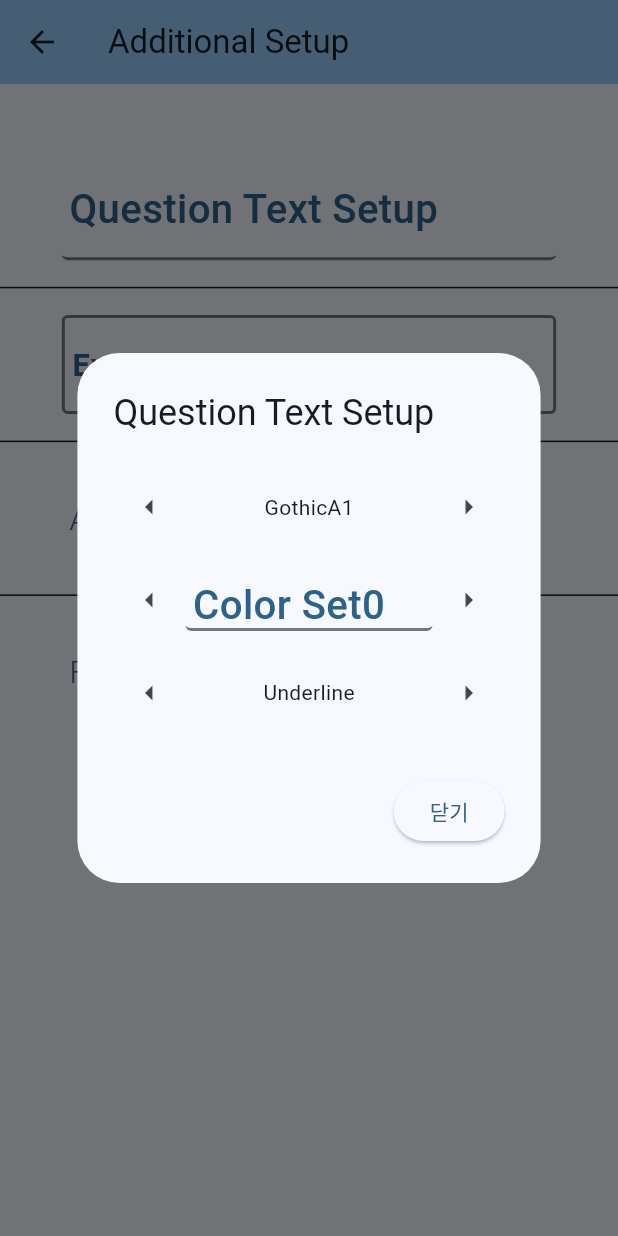
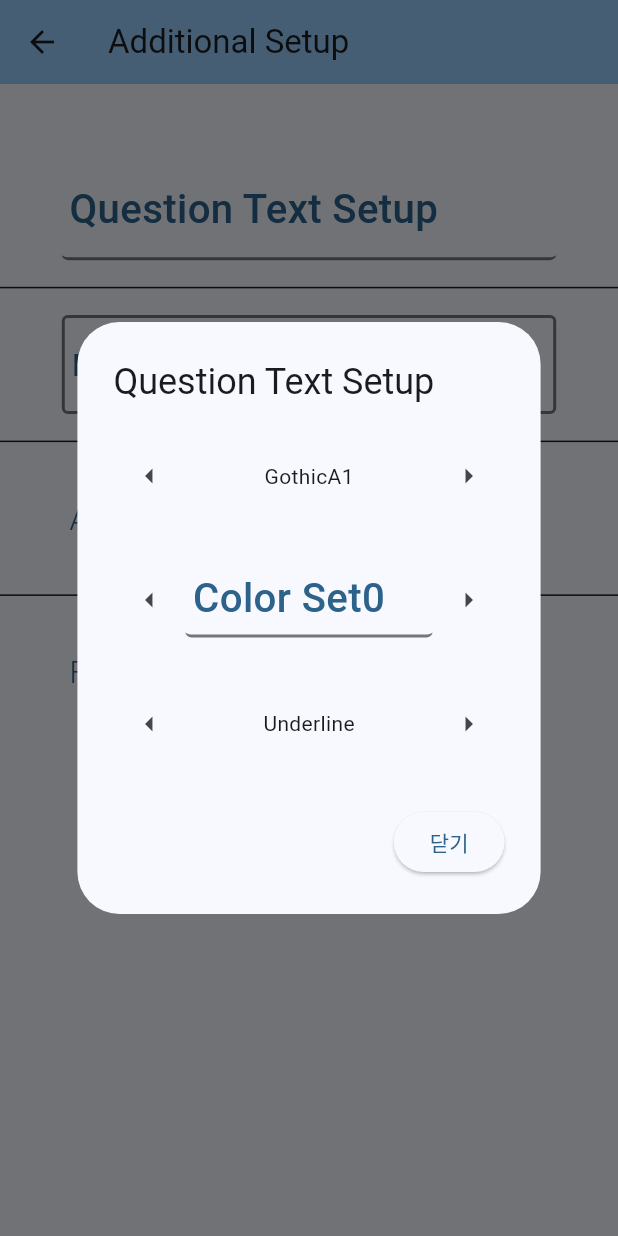
Before and after one commit to asui1/quizzer, a Flutter app: the quizLayoutAdditionalSetup screen opened directly with empty values, after a tap on "Question Text Setup", on a phone screen of 412 x 824 dp. Run offline on Flutter 3.47's test engine with Material 3 defaults, Android fonts, the light colour scheme and no system bars; our stand-ins replace connectivity_plus, dotted_border, flip_card, flutter_colorpicker, flutter_image_compress, google_sign_in and 6 more; missing offline and left inert: dart:ffi, material_theme_builder; accounts and stored records are empty; Roboto replaces fonts that are missing (GothicA1).

Commit message:
Viewer height fix

```diff
--- a/lib/Widgets/ViewerCommon.dart
+++ b/lib/Widgets/ViewerCommon.dart
@@ -129,7 +129,8 @@ Widget setValueRow(
     QuizLayout quizLayout) {
   return Container(
     margin: EdgeInsets.symmetric(vertical: AppConfig.padding),
-    height: AppConfig.screenHeight * 0.05,
+    height:
+        isColor ? AppConfig.screenHeight * 0.1 : AppConfig.screenHeight * 0.05,
     child: Row(
       mainAxisAlignment: MainAxisAlignment.center,
       mainAxisSize: MainAxisSize.max,
```
Also changed, not shown: 1 other file.
